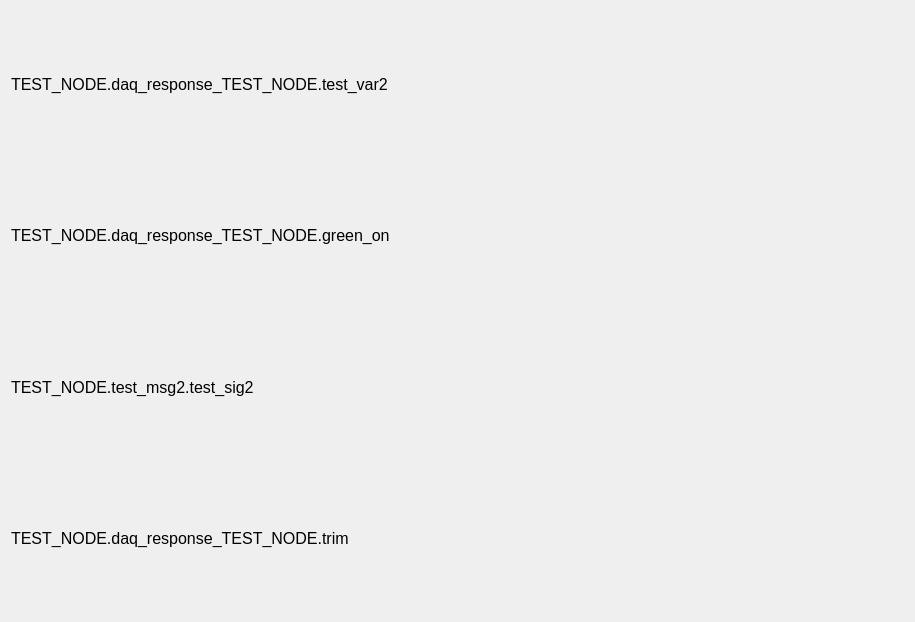
This is ui/chargeView2.ui in PurdueElectricRacing/DaqApp as Qt 5 draws it before an edit. The edited form follows.
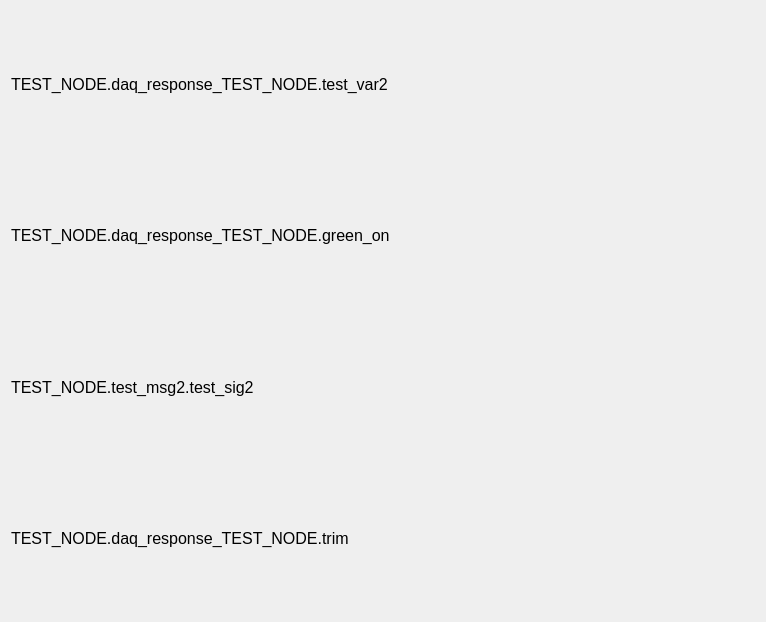
This is the edited form. Custom widgets are drawn as their Qt base class.

The edit to the form file:
```diff
--- a/ui/chargeView2.ui
+++ b/ui/chargeView2.ui
@@ -6,7 +6,7 @@
    <rect>
     <x>0</x>
     <y>0</y>
-    <width>915</width>
+    <width>766</width>
     <height>622</height>
    </rect>
   </property>
```
